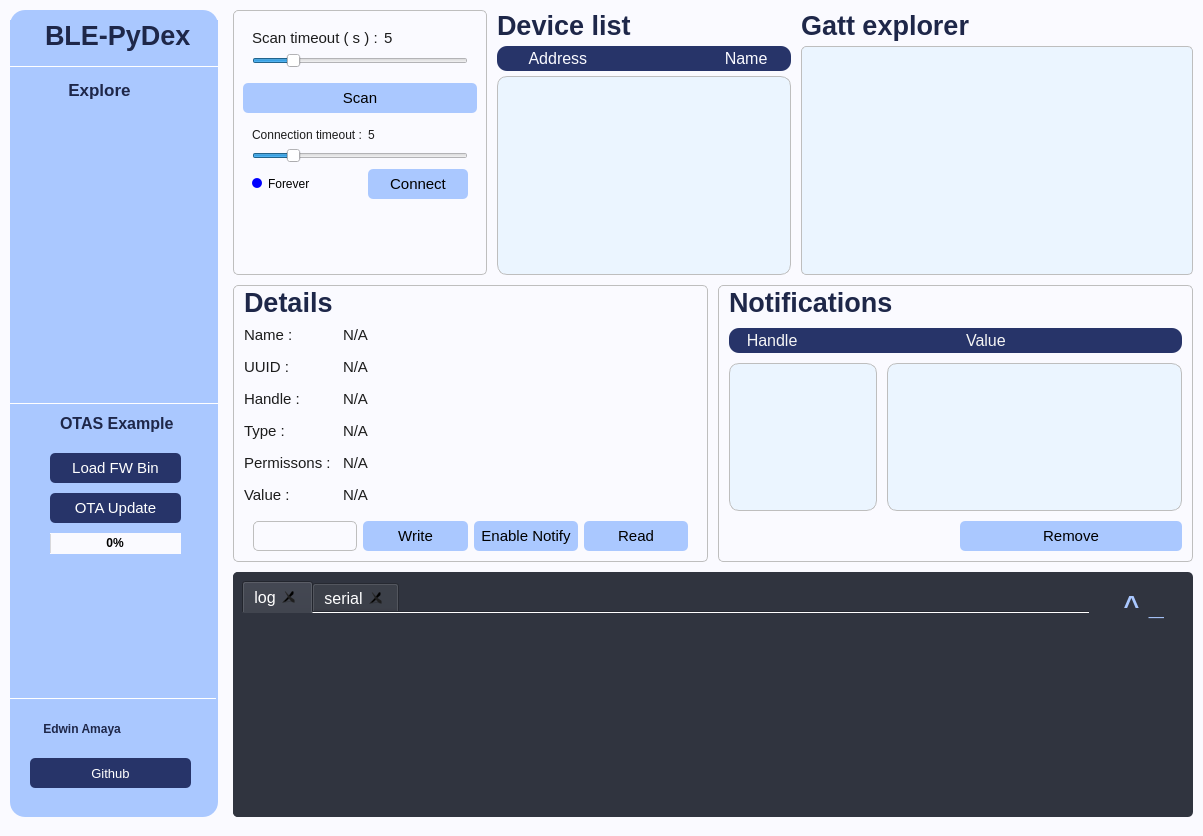
Above: BLE_GUI.ui from EdwinFairchild/BLE-PyDex before the change. Below: the same form after it.
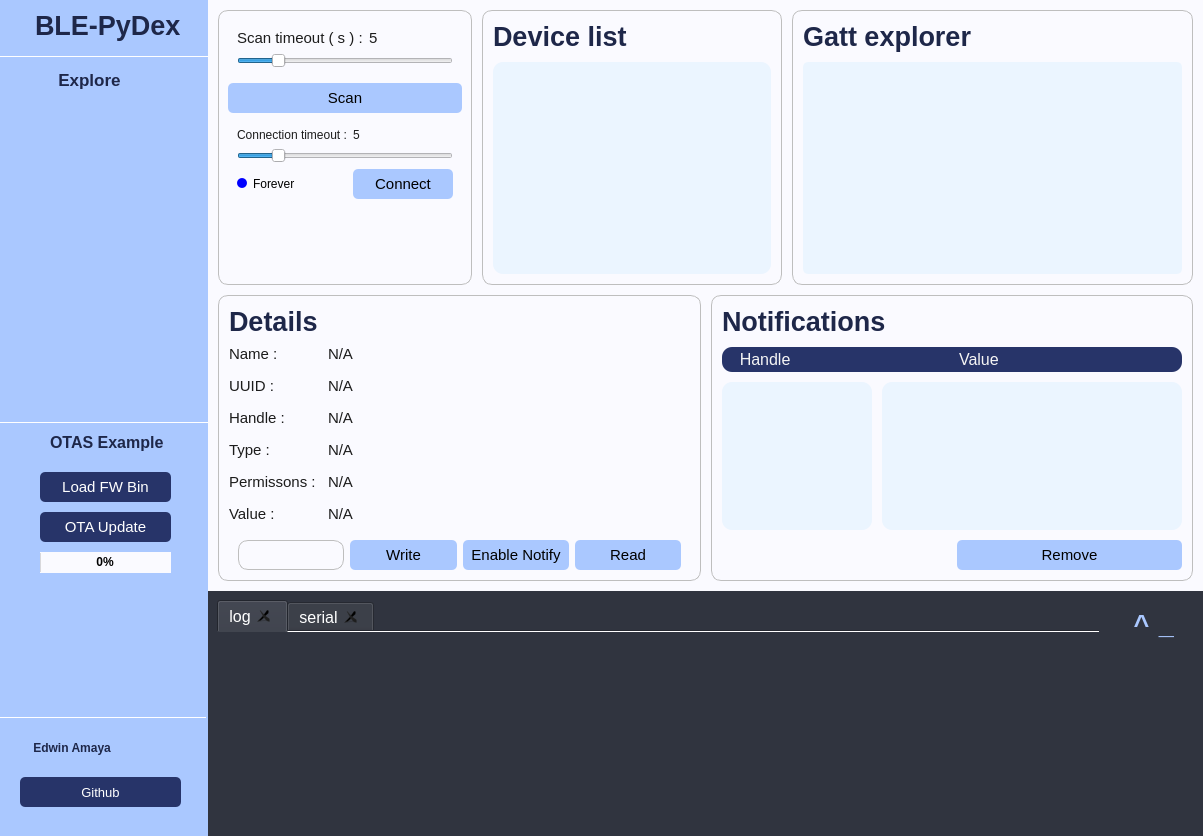
That is the form after the change. Custom widgets are drawn as their Qt base class.

Commit message: removed rounded edges on the major blocks and removed padding space

```diff
--- a/BLE_GUI.ui
+++ b/BLE_GUI.ui
@@ -41,16 +41,16 @@
    </property>
    <layout class="QGridLayout" name="gridLayout_3">
     <property name="leftMargin">
-     <number>10</number>
+     <number>0</number>
     </property>
     <property name="topMargin">
-     <number>10</number>
+     <number>0</number>
     </property>
     <property name="rightMargin">
-     <number>10</number>
+     <number>0</number>
     </property>
     <property name="bottomMargin">
-     <number>10</number>
+     <number>0</number>
     </property>
     <item row="0" column="0">
      <widget class="QFrame" name="mainFrame">
@@ -65,7 +65,7 @@
       </property>
       <layout class="QHBoxLayout" name="horizontalLayout_3" stretch="0,1">
        <property name="spacing">
-        <number>5</number>
+        <number>0</number>
        </property>
        <property name="sizeConstraint">
         <enum>QLayout::SetNoConstraint</enum>
@@ -80,7 +80,7 @@
         <number>0</number>
        </property>
        <property name="bottomMargin">
-        <number>9</number>
+        <number>0</number>
        </property>
        <item>
         <widget class="QFrame" name="sideBar">
@@ -101,7 +101,7 @@
          </property>
          <property name="styleSheet">
           <string notr="true">QFrame{
-border-radius:15px;
+border-radius:0px;
 		background-color: rgb(170,200,255);
 border: 0px solid gray;
 border-color: rgb(190, 190, 190);
@@ -616,7 +616,7 @@
            <number>0</number>
           </property>
           <property name="leftMargin">
-           <number>10</number>
+           <number>0</number>
           </property>
           <property name="topMargin">
            <number>0</number>
@@ -749,13 +749,13 @@
                      <number>10</number>
                     </property>
                     <property name="leftMargin">
-                     <number>0</number>
+                     <number>10</number>
                     </property>
                     <property name="topMargin">
-                     <number>0</number>
+                     <number>10</number>
                     </property>
                     <property name="rightMargin">
-                     <number>0</number>
+                     <number>10</number>
                     </property>
                     <property name="bottomMargin">
                      <number>0</number>
@@ -764,6 +764,7 @@
                      <widget class="QFrame" name="frame_13">
                       <property name="styleSheet">
                        <string notr="true">border: 1px solid gray;
+border-radius:10px;
 border-color: rgb(190, 190, 190);</string>
                       </property>
                       <property name="frameShape">
@@ -1047,10 +1048,10 @@
                      <widget class="QFrame" name="frame_11">
                       <property name="styleSheet">
                        <string notr="true">border-color: rgb(245,245, 245);
-border-radius:5px;
-border: 0px solid gray;
+border-radius:10px;
+
 color: rgb(45, 45, 45);
-border: 0px solid gray;
+border: 1px solid gray;
 border-color: rgb(190, 190, 190);</string>
                       </property>
                       <property name="frameShape">
@@ -1061,19 +1062,19 @@
                       </property>
                       <layout class="QVBoxLayout" name="verticalLayout_5">
                        <property name="spacing">
-                        <number>5</number>
+                        <number>10</number>
                        </property>
                        <property name="leftMargin">
-                        <number>0</number>
+                        <number>10</number>
                        </property>
                        <property name="topMargin">
-                        <number>0</number>
+                        <number>10</number>
                        </property>
                        <property name="rightMargin">
-                        <number>0</number>
+                        <number>10</number>
                        </property>
                        <property name="bottomMargin">
-                        <number>0</number>
+                        <number>10</number>
                        </property>
                        <item>
                         <widget class="QLabel" name="label_23">
@@ -1094,37 +1095,6 @@
                          </property>
                         </widget>
                        </item>
-                       <item>
-                        <widget class="QLabel" name="label_6">
-                         <property name="minimumSize">
-                          <size>
-                           <width>0</width>
-                           <height>25</height>
-                          </size>
-                         </property>
-                         <property name="font">
-                          <font>
-                           <pointsize>12</pointsize>
-                           <weight>50</weight>
-                           <bold>false</bold>
-                          </font>
-                         </property>
-                         <property name="styleSheet">
-                          <string notr="true">color: rgb(250, 250, 255);
-border-radius:10px;
-background-color: rgb(39, 52, 105);</string>
-                         </property>
-                         <property name="text">
-                          <string>  Address                               Name</string>
-                         </property>
-                         <property name="alignment">
-                          <set>Qt::AlignCenter</set>
-                         </property>
-                         <property name="margin">
-                          <number>5</number>
-                         </property>
-                        </widget>
-                       </item>
                        <item>
                         <widget class="QListWidget" name="list_discoveredDevices">
                          <property name="minimumSize">
@@ -1152,7 +1122,7 @@
 border-radius:10px;
 background-color: rgb(235, 245, 255);
 color: rgb(45, 45, 45);
-border: 1px solid gray;
+border: 0px solid gray;
 border-color: rgb(190, 190, 190);</string>
                          </property>
                          <property name="modelColumn">
@@ -1168,9 +1138,9 @@
                       <property name="styleSheet">
                        <string notr="true">
 border-radius:10px;
-border: 0px solid gray;
+
 border-color: rgb(245,245, 245);
-border: 0px solid gray;
+border: 1px solid gray;
 border-color: rgb(190, 190, 190);</string>
                       </property>
                       <property name="frameShape">
@@ -1181,19 +1151,19 @@
                       </property>
                       <layout class="QVBoxLayout" name="verticalLayout_6">
                        <property name="spacing">
-                        <number>5</number>
+                        <number>10</number>
                        </property>
                        <property name="leftMargin">
-                        <number>0</number>
+                        <number>10</number>
                        </property>
                        <property name="topMargin">
-                        <number>0</number>
+                        <number>10</number>
                        </property>
                        <property name="rightMargin">
-                        <number>0</number>
+                        <number>10</number>
                        </property>
                        <property name="bottomMargin">
-                        <number>0</number>
+                        <number>10</number>
                        </property>
                        <item>
                         <widget class="QLabel" name="label_22">
@@ -1229,7 +1199,7 @@
 border-radius:5px;
 background-color: rgb(235, 245, 255);
 color: rgb(45, 45, 45);
-border: 1px solid gray;
+border: 0px solid gray;
 border-color: rgb(190, 190, 190);</string>
                          </property>
                          <property name="alternatingRowColors">
@@ -1278,13 +1248,13 @@
                      <number>10</number>
                     </property>
                     <property name="leftMargin">
-                     <number>0</number>
+                     <number>10</number>
                     </property>
                     <property name="topMargin">
                      <number>0</number>
                     </property>
                     <property name="rightMargin">
-                     <number>0</number>
+                     <number>10</number>
                     </property>
                     <property name="bottomMargin">
                      <number>0</number>
@@ -1299,7 +1269,7 @@
                       </property>
                       <property name="styleSheet">
                        <string notr="true">
-border-radius:5px;
+border-radius:10px;
 
 
 border: 1px solid gray;
@@ -1319,7 +1289,7 @@
                         <number>10</number>
                        </property>
                        <property name="topMargin">
-                        <number>1</number>
+                        <number>10</number>
                        </property>
                        <property name="rightMargin">
                         <number>10</number>
@@ -1795,7 +1765,7 @@
                      <widget class="QFrame" name="frame_8">
                       <property name="styleSheet">
                        <string notr="true">
-border-radius:5px;
+border-radius:10px;
 
 border: 1px solid gray;
 border-color: rgb(190, 190, 190);</string>
@@ -1814,7 +1784,7 @@
                         <number>10</number>
                        </property>
                        <property name="topMargin">
-                        <number>1</number>
+                        <number>10</number>
                        </property>
                        <property name="rightMargin">
                         <number>10</number>
@@ -1996,7 +1966,7 @@
 /*border: 1px solid gray;*/
 
 color: rgb(45, 45, 45);
-border: 1px solid gray;
+border: 0px solid gray;
 border-color: rgb(190, 190, 190);</string>
                                </property>
                               </widget>
@@ -2015,7 +1985,7 @@
 /*border: 1px solid gray;*/
 background-color: rgb(235, 245, 255);
 color: rgb(45, 45, 45);
-border: 1px solid gray;
+border: 0px solid gray;
 border-color: rgb(190, 190, 190);</string>
                                </property>
                               </widget>
@@ -2041,7 +2011,8 @@
                     </size>
                    </property>
                    <property name="styleSheet">
-                    <string notr="true">background-color: rgb(48, 52, 63);</string>
+                    <string notr="true">background-color: rgb(48, 52, 63);
+border-radius:0px;</string>
                    </property>
                    <property name="frameShape">
                     <enum>QFrame::StyledPanel</enum>
```
The commit also changes 1 other file.
